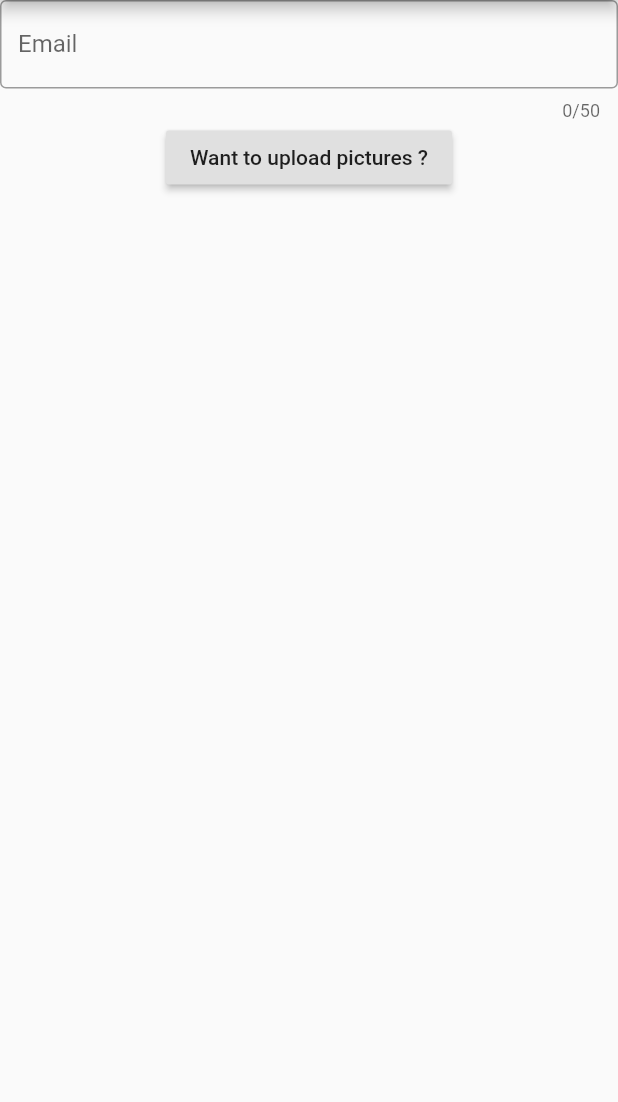
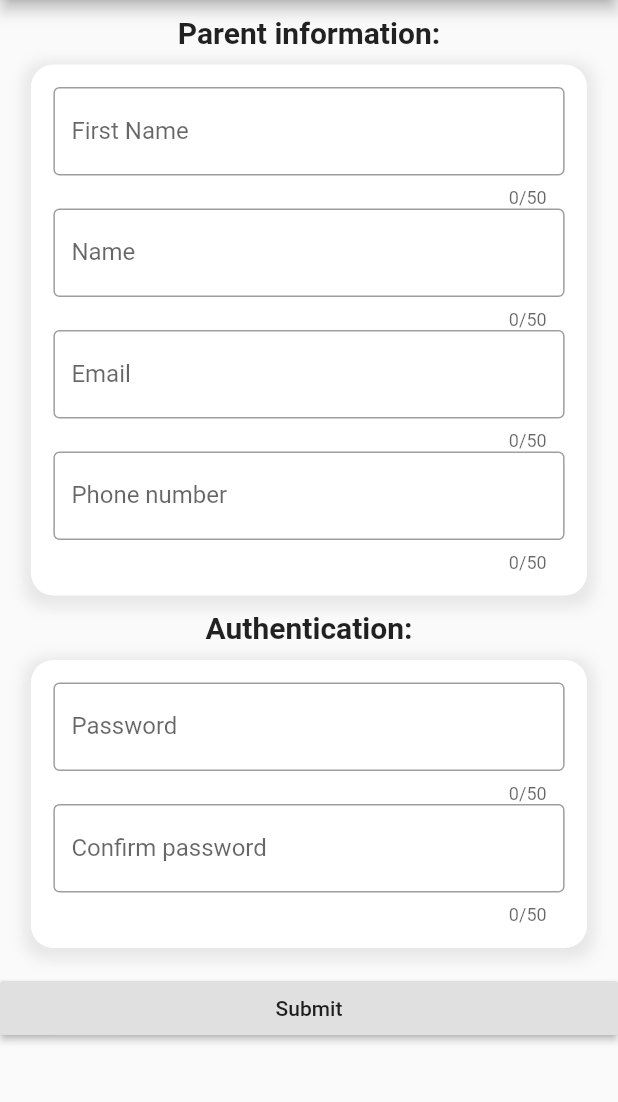
Before and after one commit to Zaille/Autism-project, a Flutter app: the screen it shows after launch, on a phone screen of 412 x 824 dp, the part 84-1186 px from its top. Run offline on Flutter 3.47's test engine with Material 2 defaults, Android fonts, the phone set to English and light mode, and no system bars; our stand-ins replace dio, email_validator, image_picker.

Commit message:
Start of the form page

```diff
--- /dev/null
+++ b/autism_app/lib/MyCustomForm.dart
@@ -0,0 +1,211 @@
+import 'package:email_validator/email_validator.dart';
+import 'package:flutter/material.dart';
+
+class MyCustomForm extends StatefulWidget {
+  @override
+  MyCustomFormState createState() {
+    return MyCustomFormState();
+  }
+}
+
+class MyCustomFormState extends State<MyCustomForm> {
+  // Note: This is a GlobalKey<FormState>,
+  // not a GlobalKey<MyCustomFormState>.
+  final _formKey = GlobalKey<FormState>();
+  final nameController = TextEditingController();
+  final firstNameController = TextEditingController();
+  final emailController = TextEditingController();
+  final phoneController = TextEditingController();
+  final password1Controller = TextEditingController();
+  final password2Controller = TextEditingController();
+  final RegExp regExp = new RegExp(r'(^(?:[+0]9)?[0-9]{10,12}$)');
+
+  @override
+  Widget build(BuildContext context) {
+    // Build a Form widget using the _formKey created above.
+    return Form(
+      key: _formKey,
+      child: ListView(
+        children: <Widget>[
+          MyContainer(
+            title: "Parent information:",
+            width: 100.0,
+            children: <Widget>[
+              TextFormField(
+                controller: firstNameController,
+                maxLength: 50,
+                enableInteractiveSelection: true,
+                decoration: InputDecoration(
+                  labelText: "First Name",
+                  border: OutlineInputBorder(),
+                ),
+                validator: (value) {
+                  if (value.isEmpty) {
+                    return 'Enter your first name';
+                  }
+                  return null;
+                },
+              ),
+              TextFormField(
+                controller: nameController,
+                maxLength: 50,
+                enableInteractiveSelection: true,
+                decoration: InputDecoration(
+                  labelText: "Name",
+                  border: OutlineInputBorder(),
+                ),
+                validator: (value) {
+                  if (value.isEmpty) {
+                    return 'Enter your name';
+                  }
+                  return null;
+                },
+              ),
+              TextFormField(
+              controller: emailController,
+              keyboardType: TextInputType.emailAddress,
+              maxLength: 50,
+              enableInteractiveSelection: true,
+              decoration: InputDecoration(
+                labelText: "Email",
+                border: OutlineInputBorder(),
+              ),
+              validator: (value) {
+                if (!EmailValidator.validate(value)) {
+                  return 'Not a valid email';
+                }
+                return null;
+              },
+            ),
+              TextFormField(
+                controller: phoneController,
+                keyboardType: TextInputType.phone,
+                maxLength: 50,
+                enableInteractiveSelection: true,
+                decoration: InputDecoration(
+                  labelText: "Phone number",
+                  border: OutlineInputBorder(),
+                ),
+                validator: (value) {
+                  if (!regExp.hasMatch(value)) {
+                    return 'Not a valid phone number';
+                  }
+                  return null;
+                },
+              ),
+            ],
+          ),
+          MyContainer(
+            title: "Authentication:",
+            width: 100.0,
+            children: <Widget>[
+              TextFormField(
+                controller: password1Controller,
+                obscureText: true,
+                maxLength: 50,
+                enableInteractiveSelection: true,
+                decoration: InputDecoration(
+                  labelText: "Password",
+                  border: OutlineInputBorder(),
+                ),
+                validator: (value) {
+                  if (value.isEmpty) {
+                    return 'Choose a password';
+                  }
+                  return null;
+                },
+              ),
+              TextFormField(
+                controller: password2Controller,
+                obscureText: true,
+                maxLength: 50,
+                enableInteractiveSelection: true,
+                decoration: InputDecoration(
+                  labelText: "Confirm password",
+                  border: OutlineInputBorder(),
+                ),
+                validator: (value) {
+                  if (value.isEmpty) {
+                    return 'Choose a password';
+                  }
+                  return null;
+                },
+              ),
+            ],
+          ),
+          Padding(
+            padding: const EdgeInsets.symmetric(vertical: 16.0),
+            child: RaisedButton(
+              onPressed: () {
+                // Validate returns true if the form is valid, or false
+                // otherwise.
+                if (_formKey.currentState.validate()) {
+                  // If the form is valid, display a Snackbar.
+                  Scaffold.of(context)
+                      .showSnackBar(SnackBar(content: Text('Processing Data')));
+                }
+              },
+              child: Text('Submit'),
+            ),
+          ),
+        ],
+      ),
+    );
+  }
+}
+
+class MyContainer extends StatelessWidget {
+  MyContainer({Key key, this.children, this.width, this.title}) : super(key: key);
+
+  final children;
+  final width;
+  final title;
+
+  Size screenSize(BuildContext context) {return MediaQuery.of(context).size;}
+  double screenHeight(BuildContext context, {double coeff = 1}) {return screenSize(context).height * coeff;}
+  double screenWidth(BuildContext context, {double coeff = 1}) {return screenSize(context).width * coeff;}
+
+  @override
+  Widget build(BuildContext context) {
+    return Column(
+      children: <Widget>[
+        Padding(
+          padding: const EdgeInsets.all(10.0),
+          child: Text(
+            title,
+            style: TextStyle(
+                fontWeight: FontWeight.bold,
+                fontSize: 20),
+          ),
+        ),
+        Align(
+          alignment: Alignment.centerLeft,
+          child: Center(
+            child: Container(
+              width: screenWidth(context, coeff: 0.9),
+              decoration: BoxDecoration(
+                color: Colors.white,
+                borderRadius: BorderRadius.all(Radius.circular(15.0)),
+                boxShadow: [
+                  BoxShadow(
+                    color: Colors.grey.withOpacity(0.2),
+                    spreadRadius: 5,
+                    blurRadius: 7,
+                    offset: Offset(0, 3),
+                  ),
+                ],
+              ),
+              child: Padding(
+                padding: const EdgeInsets.all(15.0),
+                child: Column(
+                  children: this.children,
+                ),
+              ),
+            ),
+          ),
+        ),
+      ],
+    );
+  }
+
+}
--- a/autism_app/lib/main.dart
+++ b/autism_app/lib/main.dart
@@ -1,7 +1,6 @@
 
 import 'package:flutter/material.dart';
-import 'package:autismtest/uploadPage.dart';
-import 'package:email_validator/email_validator.dart';
+import 'package:autismtest/MyCustomForm.dart';
 
 void main() {
   runApp(MaterialApp(
@@ -31,70 +30,9 @@ class _MyAppState extends State<MyApp> {
           title: Text('Home'),
         ),
         body: Center(
-          child: Column(
-            children: <Widget>[
-              EmailWidget(),
-              RaisedButton(
-                child: Text('Want to upload pictures ?'),
-                onPressed: () {
-                  Navigator.push(
-                    context,
-                    MaterialPageRoute(builder: (context) => UploadPage()),
-                  );
-                },
-              ),
-            ],
-          ),
+          child: MyCustomForm(),
         ),
       ),
     );
   }
 }
-
-class EmailWidget extends StatelessWidget {
-
-  final myController = TextEditingController();
-  final formKey = GlobalKey<FormState>();
-
-  Size screenSize(BuildContext context) {
-    return MediaQuery.of(context).size;
-  }double screenHeight(BuildContext context, {double coeff = 1}) {
-    return screenSize(context).height * coeff;
-  }double screenWidth(BuildContext context, {double coeff = 1}) {
-    return screenSize(context).width * coeff;
-  }
-
-  @override
-  Widget build(BuildContext context) {
-    return Container(
-      width: screenWidth(context, coeff: 1),
-      child: Form(
-        key: formKey,
-        child:TextFormField(
-          controller: myController,
-          keyboardType: TextInputType.emailAddress,
-          maxLength: 50,
-          enableInteractiveSelection: true,
-          decoration: InputDecoration(
-            labelText: "Email",
-            //icon: Icon(Icons.mail),
-            border: OutlineInputBorder(),
-          ),
-          validator: (value) {
-            if (!EmailValidator.validate(value)) {
-              return 'Not a valid email';
-            }
-            return null;
-          },
-        ),
-      ),
-    );
-  }
-}
-
-class ScreenArguments {
-  final String title;
-  final String message;
-
-  ScreenArguments(this.title, this.message);
-}
```
Also changed, not shown: autism_app/lib/MyFormField.dart (added, +31 -0 lines), autism_app/lib/question.dart (deleted, +0 -34 lines).
